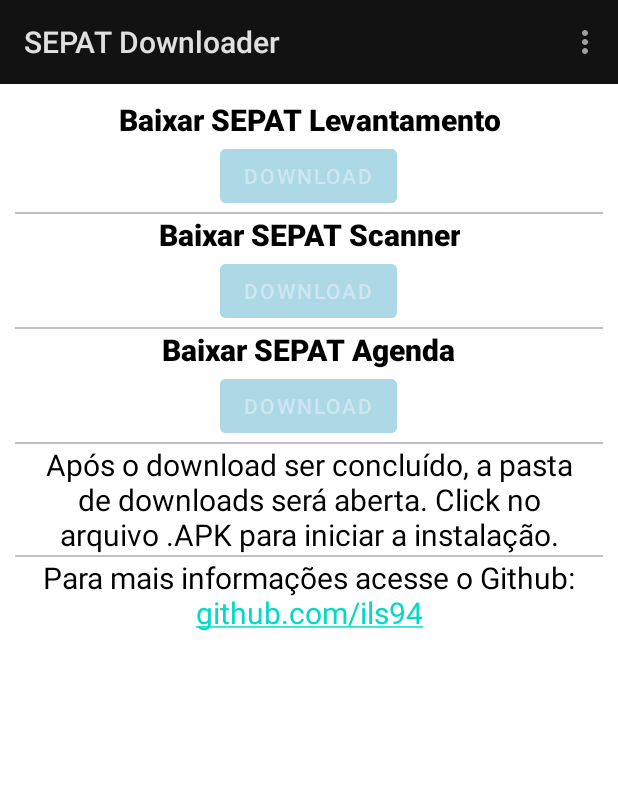
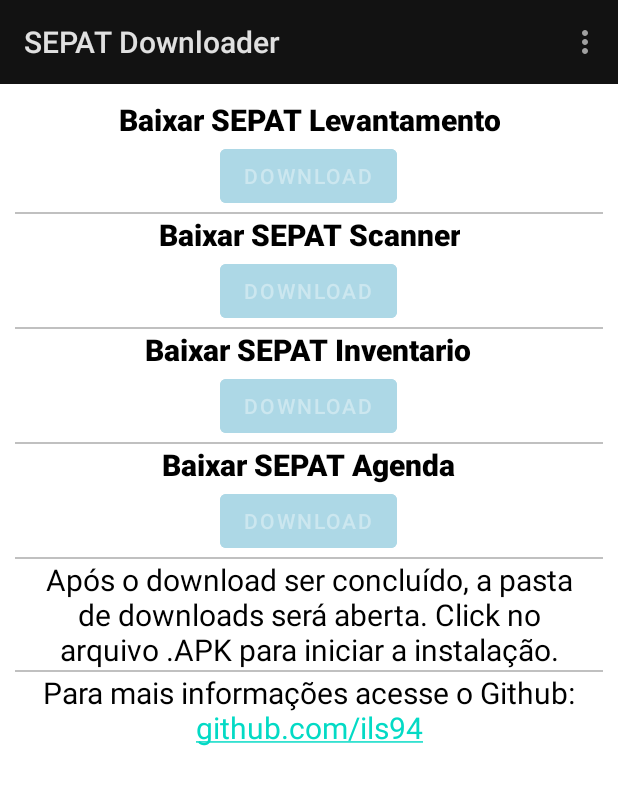
Before and after one commit to ils94/SEPAT_Downloader, an Android app: the screen it shows after launch (MainActivity), after a tap on "DOWNLOAD", on a phone screen of 412 x 824 dp. Shown: the top 785 px of the screen. Run offline under Robolectric (Android 15) with nearby library versions, the light colour scheme and no system bars.

Commit message:
adicionado o link para baixar o SEPAT Inventario

```diff
--- a/app/src/main/java/com/droidev/sepatdownloader/MainActivity.java
+++ b/app/src/main/java/com/droidev/sepatdownloader/MainActivity.java
@@ -18,11 +18,9 @@ import android.view.MenuItem;
 import android.widget.Button;
 import android.widget.TextView;
 
-import java.io.File;
-
 public class MainActivity extends AppCompatActivity {
 
-    Button sepatLevantamento, sepatScanner, sepatAgenda;
+    Button sepatLevantamento, sepatScanner, sepatInventario, sepatAgenda;
     TextView link;
     DownloadManager manager;
     String filename = "";
@@ -31,12 +29,9 @@ public class MainActivity extends AppCompatActivity {
     String sepatLevantamentoURL = "https://github.com/ils94/SEPAT_Levantamento/releases/download/release/sepat-levantamento.apk";
     String sepatScannerURL = "https://github.com/ils94/SEPAT_Scanner/releases/download/release/sepat-scanner.apk";
     String sepatAgendaURL = "https://github.com/ils94/SEPAT_Agenda/releases/download/release/sepat-agenda.apk";
+    String sepatInventarioURL = "https://github.com/ils94/SEPAT_Inventario/releases/download/release/sepat-inventario.apk";
 
     public void downloader(String url) {
-
-        File path = Environment.getExternalStoragePublicDirectory(Environment.DIRECTORY_DOWNLOADS);
-        File file = new File(path, filename);
-        file.delete();
 
         manager = (DownloadManager) getSystemService(Context.DOWNLOAD_SERVICE);
         Uri uri = Uri.parse(url);
@@ -72,11 +67,13 @@ public class MainActivity extends AppCompatActivity {
             sepatLevantamento.setEnabled(false);
             sepatScanner.setEnabled(false);
             sepatAgenda.setEnabled(false);
+            sepatInventario.setEnabled(false);
         } else {
 
             sepatLevantamento.setEnabled(true);
             sepatScanner.setEnabled(true);
             sepatAgenda.setEnabled(true);
+            sepatInventario.setEnabled(true);
         }
     }
 
@@ -90,6 +87,8 @@ public class MainActivity extends AppCompatActivity {
         sepatLevantamento = findViewById(R.id.sepatLevantamentoDownload);
 
         sepatScanner = findViewById(R.id.sepatScannerDownload);
+
+        sepatInventario = findViewById(R.id.sepatInventarioDownload);
 
         sepatAgenda = findViewById(R.id.sepatAgendaDownload);
 
@@ -111,6 +110,15 @@ public class MainActivity extends AppCompatActivity {
             filename = "sepat-scanner.apk";
 
             downloader(sepatScannerURL);
+
+            enableDisableButtons();
+        });
+
+        sepatInventario.setOnClickListener(view -> {
+
+            filename = "sepat-inventario.apk";
+
+            downloader(sepatInventarioURL);
 
             enableDisableButtons();
         });
--- a/app/src/main/res/layout/activity_main.xml
+++ b/app/src/main/res/layout/activity_main.xml
@@ -61,6 +61,29 @@
         android:layout_gravity="center"
         android:fontFamily="sans-serif-black"
         android:gravity="center"
+        android:text="Baixar SEPAT Inventario"
+        android:textColor="@color/black"
+        android:textSize="20sp" />
+
+    <Button
+        android:id="@+id/sepatInventarioDownload"
+        android:layout_width="wrap_content"
+        android:layout_height="wrap_content"
+        android:layout_gravity="center"
+        android:backgroundTint="@color/lightblue"
+        android:text="Download" />
+
+    <View
+        android:layout_width="match_parent"
+        android:layout_height="1dp"
+        android:background="#c0c0c0" />
+
+    <TextView
+        android:layout_width="wrap_content"
+        android:layout_height="wrap_content"
+        android:layout_gravity="center"
+        android:fontFamily="sans-serif-black"
+        android:gravity="center"
         android:text="Baixar SEPAT Agenda"
         android:textColor="@color/black"
         android:textSize="20sp" />
```
